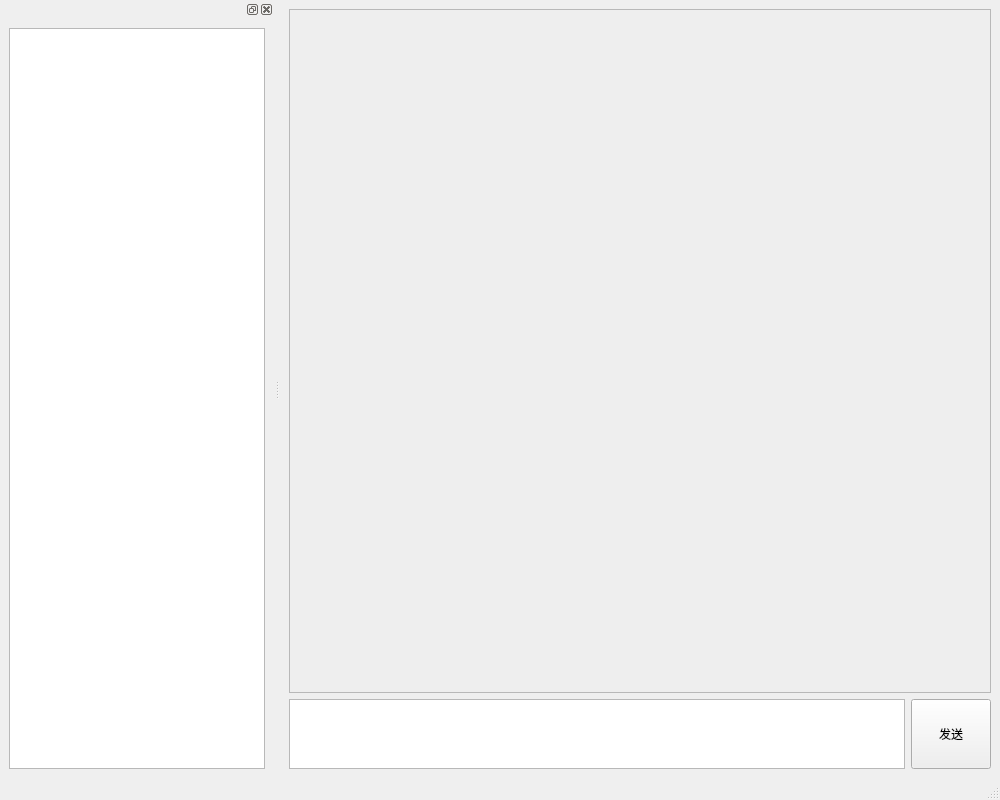
daxmate/deepseekchat, file mainwindow.ui: the form before one commit.
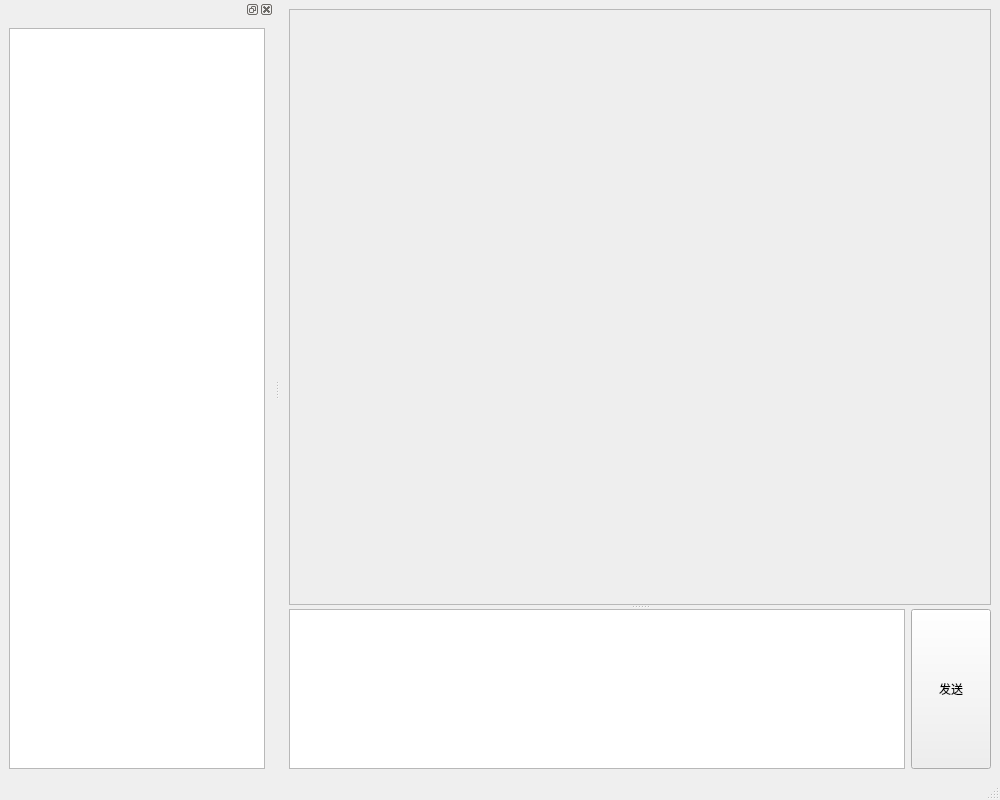
The form after the commit. Custom widgets are drawn as their Qt base class.

Commit message: refactor(ui): 重构主窗口布局使用QSplitter

Patch:
```diff
--- a/mainwindow.ui
+++ b/mainwindow.ui
@@ -14,39 +14,17 @@
    <string>DeepSeek邮件助手</string>
   </property>
   <widget class="QWidget" name="centralwidget">
-   <layout class="QGridLayout" name="gridLayout">
-    <item row="1" column="0">
-     <widget class="InputEditor" name="input_edit">
-      <property name="sizePolicy">
-       <sizepolicy hsizetype="Expanding" vsizetype="Preferred">
-        <horstretch>0</horstretch>
-        <verstretch>1</verstretch>
-       </sizepolicy>
+   <layout class="QHBoxLayout" name="horizontalLayout_2">
+    <item>
+     <widget class="QSplitter" name="splitter">
+      <property name="orientation">
+       <enum>Qt::Orientation::Vertical</enum>
       </property>
-      <property name="readOnly">
-       <bool>false</bool>
-      </property>
-     </widget>
-    </item>
-    <item row="1" column="1">
-     <widget class="QPushButton" name="send_button">
-      <property name="sizePolicy">
-       <sizepolicy hsizetype="Minimum" vsizetype="Preferred">
-        <horstretch>0</horstretch>
-        <verstretch>1</verstretch>
-       </sizepolicy>
-      </property>
-      <property name="text">
-       <string>发送</string>
-      </property>
-     </widget>
-    </item>
-    <item row="0" column="0" colspan="2">
      <widget class="OutputTextEdit" name="output_edit">
       <property name="sizePolicy">
        <sizepolicy hsizetype="Expanding" vsizetype="Expanding">
         <horstretch>0</horstretch>
-        <verstretch>15</verstretch>
+         <verstretch>30</verstretch>
        </sizepolicy>
       </property>
       <property name="styleSheet">
@@ -57,6 +35,61 @@
       <property name="readOnly">
        <bool>true</bool>
       </property>
+      </widget>
+      <widget class="QWidget" name="">
+       <layout class="QHBoxLayout" name="horizontalLayout">
+        <item>
+         <widget class="InputEditor" name="input_edit">
+          <property name="sizePolicy">
+           <sizepolicy hsizetype="Expanding" vsizetype="Maximum">
+            <horstretch>0</horstretch>
+            <verstretch>1</verstretch>
+           </sizepolicy>
+          </property>
+          <property name="minimumSize">
+           <size>
+            <width>0</width>
+            <height>100</height>
+           </size>
+          </property>
+          <property name="maximumSize">
+           <size>
+            <width>16777215</width>
+            <height>160</height>
+           </size>
+          </property>
+          <property name="readOnly">
+           <bool>false</bool>
+          </property>
+         </widget>
+        </item>
+        <item>
+         <widget class="QPushButton" name="send_button">
+          <property name="sizePolicy">
+           <sizepolicy hsizetype="Minimum" vsizetype="Maximum">
+            <horstretch>0</horstretch>
+            <verstretch>1</verstretch>
+           </sizepolicy>
+          </property>
+          <property name="minimumSize">
+           <size>
+            <width>0</width>
+            <height>100</height>
+           </size>
+          </property>
+          <property name="maximumSize">
+           <size>
+            <width>16777215</width>
+            <height>160</height>
+           </size>
+          </property>
+          <property name="text">
+           <string>发送</string>
+          </property>
+         </widget>
+        </item>
+       </layout>
+      </widget>
      </widget>
     </item>
    </layout>
```
Lines whose indentation alone changed are shown as unchanged. The commit also changes 1 other file.
